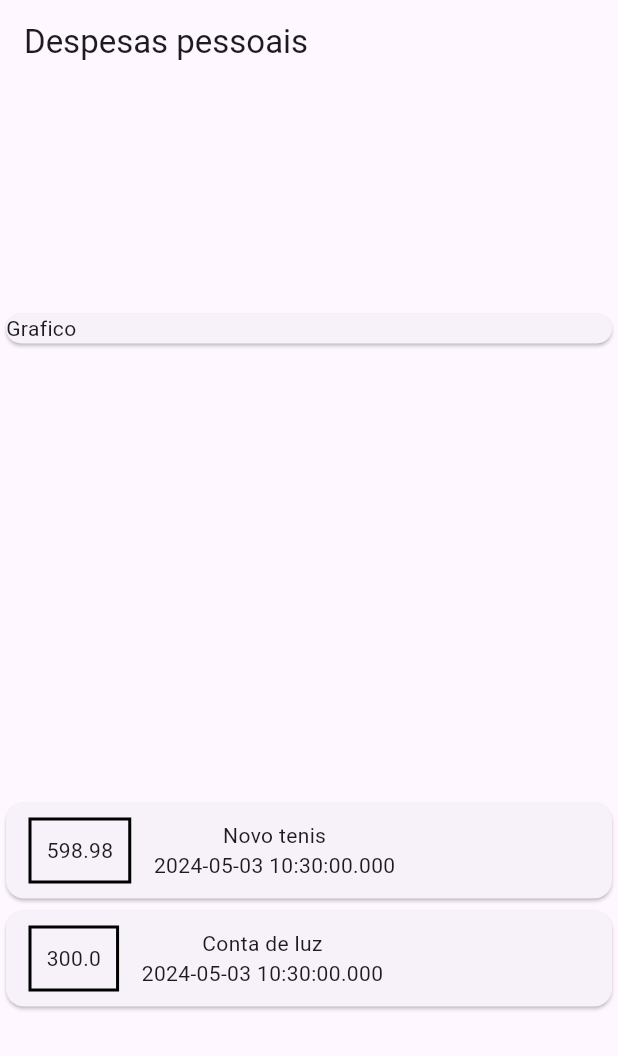
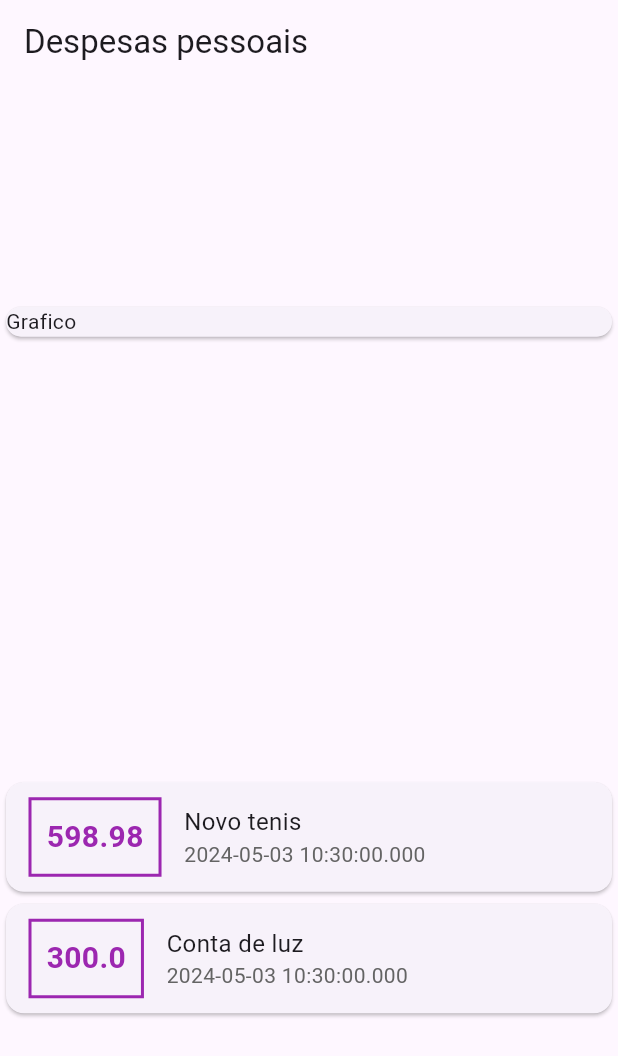
Before and after one commit to GabrielSKlauck/AppDespesas, a Flutter app: the screen it shows after launch, on a phone screen of 412 x 824 dp. Shown: the top 1056 px of the screen. Run offline on Flutter 3.47's test engine with Material 3 defaults, Android fonts, the phone set to English and light mode, and no system bars; missing offline and left inert: dart:ffi.

Commit message:
Estilização mais bonita

```diff
--- a/expenses/lib/main.dart
+++ b/expenses/lib/main.dart
@@ -1,4 +1,6 @@
 // ignore_for_file: prefer_const_constructors, prefer_const_literals_to_create_immutables
+
+import 'dart:ffi';
 
 import 'package:expenses/models/Transaction.dart';
 import 'package:flutter/material.dart';
@@ -51,25 +53,40 @@ class MyHomePage extends StatelessWidget {
                 child: Row(
                   children: [
                     Container(
-                      margin: EdgeInsets.symmetric(
-                        horizontal: 15,
-                        vertical: 10
-                      ),
+                      margin:
+                          EdgeInsets.symmetric(horizontal: 15, vertical: 10),
                       decoration: BoxDecoration(
-                        border: Border.all(
-                          color: Colors.black,
+                          border: Border.all(
+                          color: Colors.purple,
                           width: 2,
-                        )
-                      ),
+                      )),
                       padding: EdgeInsets.all(10),
                       child: Text(
                         tr.value.toString(),
+                        style: TextStyle(
+                          fontWeight: FontWeight.bold,
+                          fontSize: 20,
+                          color: Colors.purple,
+                        ),
                       ),
                     ),
                     Column(
+                      mainAxisAlignment: MainAxisAlignment.start,
+                      crossAxisAlignment: CrossAxisAlignment.start,
                       children: [
-                        Text(tr.title),
-                        Text(tr.date.toString()),
+                        Text(
+                          tr.title,
+                          style: TextStyle(
+                            fontSize: 16,
+                          ),
+                          textAlign: TextAlign.left,
+                        ),
+                        Text(
+                          tr.date.toString(),
+                          style: TextStyle(
+                            color: Color.fromARGB(255, 100, 100, 100),
+                          ),
+                        ),
                       ],
                     )
                   ],
```
